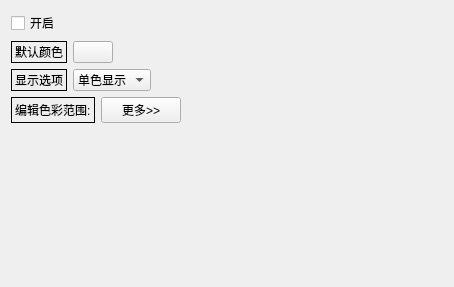
The window that ColorRanges.ui (whatudone/plotxy) describes before a commit, drawn with Qt 5.
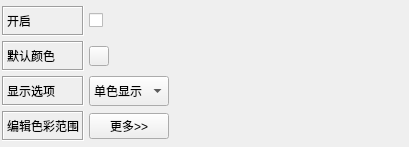
The same window after the commit.

Diff of the .ui file:
```diff
--- a/ColorRanges.ui
+++ b/ColorRanges.ui
@@ -6,24 +6,58 @@
    <rect>
     <x>0</x>
     <y>0</y>
-    <width>454</width>
-    <height>287</height>
+    <width>409</width>
+    <height>147</height>
    </rect>
   </property>
   <property name="windowTitle">
    <string>Form</string>
   </property>
   <layout class="QVBoxLayout" name="verticalLayout">
+   <property name="spacing">
+    <number>5</number>
+   </property>
+   <property name="leftMargin">
+    <number>2</number>
+   </property>
+   <property name="topMargin">
+    <number>2</number>
+   </property>
+   <property name="rightMargin">
+    <number>2</number>
+   </property>
+   <property name="bottomMargin">
+    <number>2</number>
+   </property>
    <item>
-    <layout class="QHBoxLayout" name="horizontalLayout_26">
-     <item>
-      <widget class="QCheckBox" name="checkBox_8">
+    <layout class="QGridLayout" name="gridLayout">
+     <item row="0" column="0">
+      <widget class="QLabel" name="label_2">
+       <property name="minimumSize">
+        <size>
+         <width>0</width>
+         <height>30</height>
+        </size>
+       </property>
+       <property name="frameShape">
+        <enum>QFrame::Box</enum>
+       </property>
+       <property name="frameShadow">
+        <enum>QFrame::Sunken</enum>
+       </property>
        <property name="text">
         <string>开启</string>
        </property>
       </widget>
      </item>
-     <item>
+     <item row="0" column="1">
+      <widget class="QCheckBox" name="checkBox_8">
+       <property name="text">
+        <string/>
+       </property>
+      </widget>
+     </item>
+     <item row="0" column="2">
       <spacer name="horizontalSpacer_25">
        <property name="orientation">
         <enum>Qt::Horizontal</enum>
@@ -36,28 +70,39 @@
        </property>
       </spacer>
      </item>
-    </layout>
-   </item>
-   <item>
-    <layout class="QHBoxLayout" name="horizontalLayout_27">
-     <item>
+     <item row="1" column="0">
       <widget class="QLabel" name="label">
+       <property name="minimumSize">
+        <size>
+         <width>0</width>
+         <height>30</height>
+        </size>
+       </property>
        <property name="frameShape">
         <enum>QFrame::Box</enum>
        </property>
+       <property name="frameShadow">
+        <enum>QFrame::Sunken</enum>
+       </property>
        <property name="text">
         <string>默认颜色</string>
        </property>
       </widget>
      </item>
-     <item>
+     <item row="1" column="1">
       <widget class="QPushButton" name="pushButton">
+       <property name="maximumSize">
+        <size>
+         <width>20</width>
+         <height>20</height>
+        </size>
+       </property>
        <property name="text">
         <string/>
        </property>
       </widget>
      </item>
-     <item>
+     <item row="1" column="2">
       <spacer name="horizontalSpacer_26">
        <property name="orientation">
         <enum>Qt::Horizontal</enum>
@@ -70,22 +115,33 @@
        </property>
       </spacer>
      </item>
-    </layout>
-   </item>
-   <item>
-    <layout class="QHBoxLayout" name="horizontalLayout_28">
-     <item>
+     <item row="2" column="0">
       <widget class="QLabel" name="label_18">
+       <property name="minimumSize">
+        <size>
+         <width>0</width>
+         <height>30</height>
+        </size>
+       </property>
        <property name="frameShape">
         <enum>QFrame::Box</enum>
        </property>
+       <property name="frameShadow">
+        <enum>QFrame::Sunken</enum>
+       </property>
        <property name="text">
         <string>显示选项</string>
        </property>
       </widget>
      </item>
-     <item>
+     <item row="2" column="1">
       <widget class="QComboBox" name="comboBox_5">
+       <property name="minimumSize">
+        <size>
+         <width>0</width>
+         <height>30</height>
+        </size>
+       </property>
        <item>
         <property name="text">
          <string>单色显示</string>
@@ -103,7 +159,7 @@
        </item>
       </widget>
      </item>
-     <item>
+     <item row="2" column="2">
       <spacer name="horizontalSpacer_27">
        <property name="orientation">
         <enum>Qt::Horizontal</enum>
@@ -116,28 +172,33 @@
        </property>
       </spacer>
      </item>
-    </layout>
-   </item>
-   <item>
-    <layout class="QHBoxLayout" name="horizontalLayout_29">
-     <item>
+     <item row="3" column="0">
       <widget class="QLabel" name="label_19">
+       <property name="minimumSize">
+        <size>
+         <width>0</width>
+         <height>30</height>
+        </size>
+       </property>
        <property name="frameShape">
         <enum>QFrame::Box</enum>
        </property>
+       <property name="frameShadow">
+        <enum>QFrame::Sunken</enum>
+       </property>
        <property name="text">
-        <string>编辑色彩范围:</string>
+        <string>编辑色彩范围</string>
        </property>
       </widget>
      </item>
-     <item>
+     <item row="3" column="1">
       <widget class="QPushButton" name="pushButton_more">
        <property name="text">
         <string>更多&gt;&gt;</string>
        </property>
       </widget>
      </item>
-     <item>
+     <item row="3" column="2">
       <spacer name="horizontalSpacer_28">
        <property name="orientation">
         <enum>Qt::Horizontal</enum>
@@ -152,19 +213,6 @@
      </item>
     </layout>
    </item>
-   <item>
-    <spacer name="verticalSpacer">
-     <property name="orientation">
-      <enum>Qt::Vertical</enum>
-     </property>
-     <property name="sizeHint" stdset="0">
-      <size>
-       <width>20</width>
-       <height>137</height>
-      </size>
-     </property>
-    </spacer>
-   </item>
   </layout>
  </widget>
  <resources/>
```
